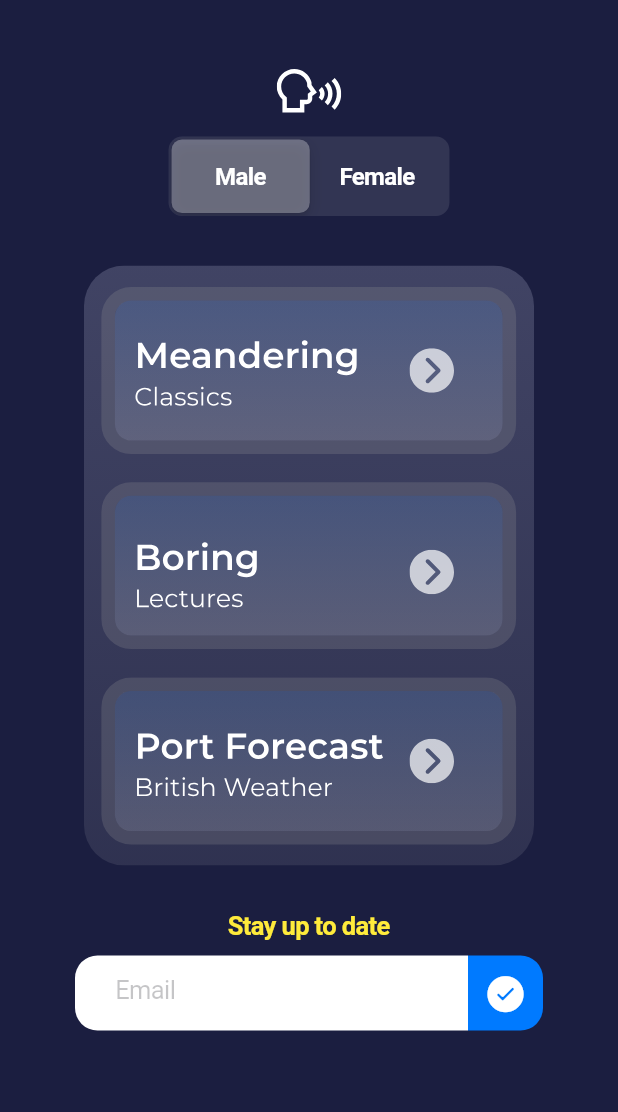
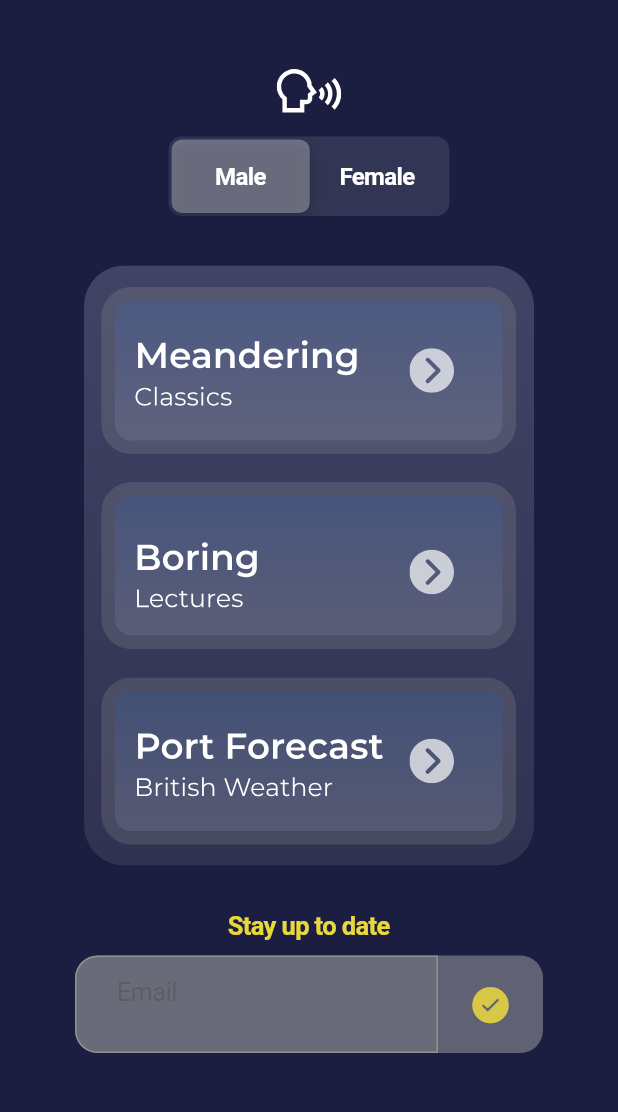
Before and after one commit to meanderingsleep/meandering-app, a Flutter app: the screen it shows after launch, on a phone screen of 412 x 824 dp, the part 66-1178 px from its top. Run offline on Flutter 3.47's test engine with Material 3 defaults, Android fonts, the phone set to English and light mode, and no system bars; our stand-ins replace email_validator, firebase_core, firebase_crashlytics, flutter_dotenv, flutter_svg, just_audio and 2 more; missing offline and left inert: audio_session; accounts and stored records are empty.

Commit message:
Another iteration of the text field button

```diff
--- a/sleepless_app/lib/home_screen.dart
+++ b/sleepless_app/lib/home_screen.dart
@@ -183,7 +183,7 @@ class _HomeScreenState extends State<HomeScreen> {
                   padding: EdgeInsets.symmetric(vertical: 10),
                   child: Text("Stay up to date",
                       style: TextStyle(
-                        color: Colors.yellow,
+                        color: Colors.yellow.withOpacity(0.9),
                         fontWeight: FontWeight.bold,// Set the opacity of the color
                       )
                   ),
@@ -194,23 +194,24 @@ class _HomeScreenState extends State<HomeScreen> {
                     children: [
                       Expanded(
                         child: Container(
-                          height: 50, // Specify the height to make it consistent
+                          height: 65, // Specify the height to make it consistent
                           decoration: BoxDecoration(
-                            color: Colors.white,
+                            color: Colors.grey.withOpacity(0.6), // 50% transparent white
                             borderRadius: BorderRadius.horizontal(left: Radius.circular(15.0)),
-                            //border: Border.all(color: Colors.grey, width: 1.0),
+                            border: Border.all(color: Colors.grey.withOpacity(0.75), width: 1.0), // 50% transparent grey border
                           ),
                           child: Form(
                             key: formKey,
                             child: CupertinoTextFormFieldRow(
                               placeholder: 'Email',
-                              autovalidateMode: AutovalidateMode.onUserInteraction,
-                              validator: (email) => email != null && !EmailValidator.validate(email) ? 'Enter a valid email' : null,
-                              decoration: BoxDecoration(
-                                // Set border to none inside the text form field to remove the separator
-                                border: Border(
-                                  right: BorderSide.none, // This should remove the vertical line
-                                ),
+                              autovalidateMode:
+                              AutovalidateMode.onUserInteraction,
+                              validator: (email) =>
+                              email != null && !EmailValidator.validate(email)
+                                  ? 'Enter a valid email'
+                                  : null,
+                              decoration: const BoxDecoration(
+                                border: Border(right: BorderSide.none), // Ensure there's no border on the right
                               ),
                             ),
                           ),
@@ -219,17 +220,20 @@ class _HomeScreenState extends State<HomeScreen> {
                       CupertinoButton(
                         padding: EdgeInsets.zero,
                         child: Container(
-                          width: 50, // Adjust width as needed
-                          height: 50, // Ensure the button is the same height as the input field
+                          width: 70, // Adjust width as needed
+                          height: 65, // Ensure the button is the same height as the input field
                           alignment: Alignment.center,
                           decoration: BoxDecoration(
-                            color: CupertinoColors.activeBlue,
+                            color: CupertinoColors.systemGrey.withOpacity(0.6), // 50% transparent blue
                             borderRadius: BorderRadius.horizontal(right: Radius.circular(15.0)),
                           ),
-                          child: const Icon(
-                            CupertinoIcons.checkmark_alt_circle_fill,
-                            size: 28,
-                            color: CupertinoColors.white,
+                          child: Opacity(
+                            opacity: 0.75,
+                            child: const Icon(
+                              CupertinoIcons.checkmark_alt_circle_fill,
+                              color: Colors.yellow,
+                              size: 28,
+                            ),
                           ),
                         ),
                         onPressed: () {
```
